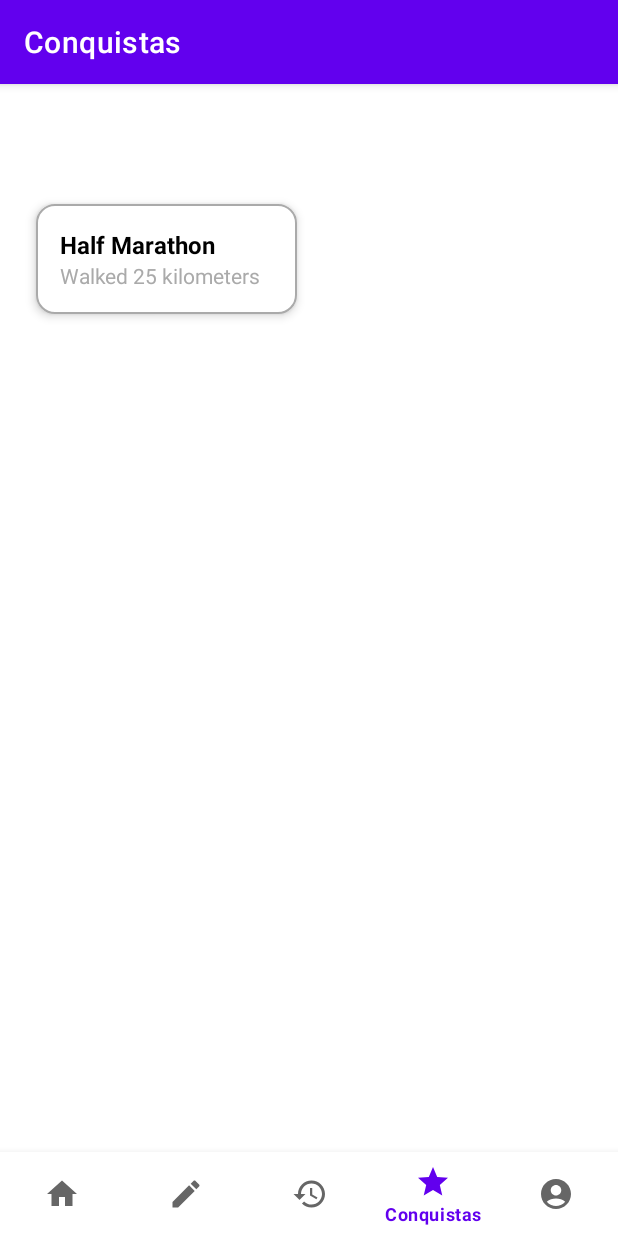
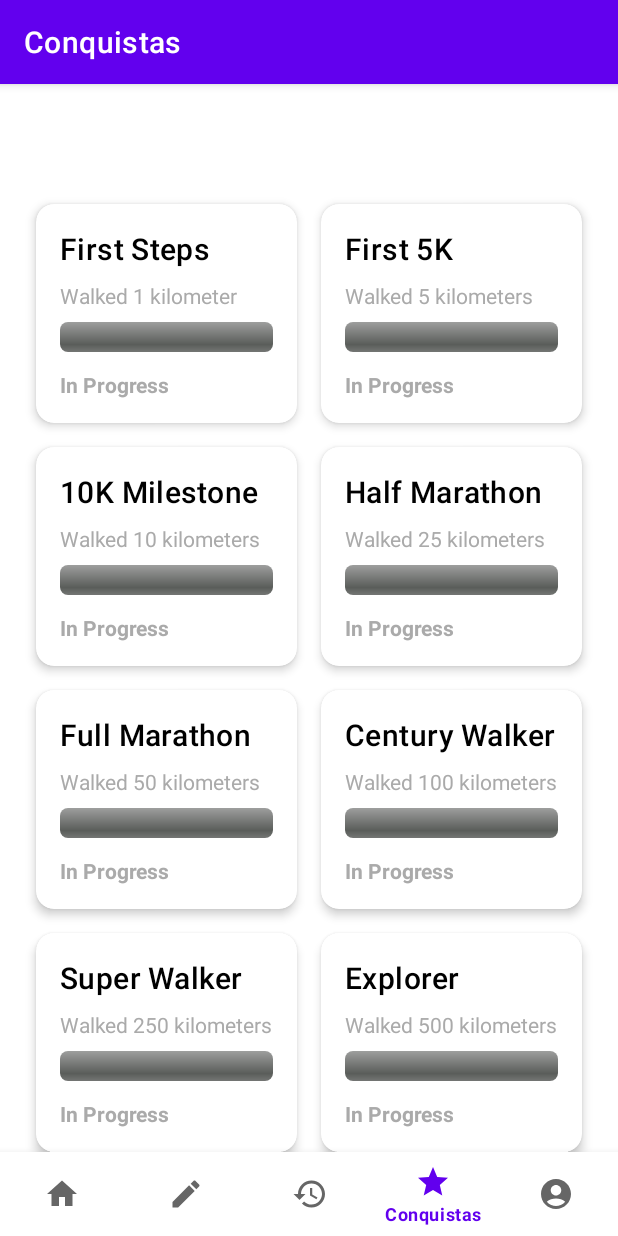
Before and after one commit to zDragonPaulo/TrailSnapV2, an Android app: the screen it shows after launch (MainActivity), item 4 of the bottom bar chosen, on a phone screen of 412 x 824 dp. Run offline under Robolectric (Android 15) with nearby library versions, the phone set to English and light mode, and no system bars; our stand-ins replace Room's generated code, navigation-ui.

Commit message:
Achievements are now better implemented...i hope :(

```diff
--- a/app/src/main/java/com/example/trailsnapv2/dao/SingularAchievementDao.kt
+++ b/app/src/main/java/com/example/trailsnapv2/dao/SingularAchievementDao.kt
@@ -1,54 +1,28 @@
 package com.example.trailsnapv2.dao
 
 import androidx.room.Dao
-import androidx.room.Delete
 import androidx.room.Insert
 import androidx.room.Query
 import com.example.trailsnapv2.entities.SingularAchievement
 
-/**
- * Data Access Object (DAO) for the SingularAchievement entity.
- * This interface provides methods to interact with the "singular_achievements" table in the database,
- * allowing for operations such as retrieving, inserting, and deleting singular achievement records.
- * It defines the necessary queries to manage singular achievement-related data within the application.
- */
 @Dao
 interface SingularAchievementDao {
 
-    /**
-     * Retrieves all singular achievements from the "singular_achievements" table.
-     *
-     * @return A list of all singular achievements in the database.
-     */
+    @Insert
+    suspend fun insert(achievement: SingularAchievement)
+
+    @Insert
+    suspend fun insertAll(achievements: List<SingularAchievement>)
+
     @Query("SELECT * FROM singular_achievements")
-    fun getAll(): List<SingularAchievement>
+    suspend fun getAll(): List<SingularAchievement>
 
-    /**
-     * Inserts a new singular achievement into the "singular_achievements" table.
-     *
-     * @param achievement The SingularAchievement object to be inserted.
-     * @return The row ID of the newly inserted achievement.
-     */
-    @Insert
-    fun insert(achievement: SingularAchievement): Long
+    @Query("SELECT * FROM singular_achievements WHERE id_achievement = :achievementId")
+    suspend fun getById(achievementId: Long): SingularAchievement?
 
-    /**
-     * Deletes the specified singular achievement from the "singular_achievements" table.
-     *
-     * @param achievement The SingularAchievement object to be deleted.
-     * @return The number of rows affected (1 if successful, 0 if the achievement doesn't exist).
-     */
-    @Delete
-    fun delete(achievement: SingularAchievement): Int
+    @Query("DELETE FROM singular_achievements WHERE id_achievement = :achievementId")
+    suspend fun deleteById(achievementId: Long)
 
-    /**
-     * Deletes all singular achievements from the "singular_achievements" table.
-     *
-     * This method removes all records from the `singular_achievements` table. This operation is irreversible,
-     * so use it with caution. It doesn't take any parameters and clears the entire table of singular achievements.
-     *
-     * @return The number of rows affected (which will be the number of rows deleted from the table).
-     */
     @Query("DELETE FROM singular_achievements")
-    fun clearAll()
+    suspend fun clearAll()
 }
--- a/app/src/main/java/com/example/trailsnapv2/dao/UserAchievementDao.kt
+++ b/app/src/main/java/com/example/trailsnapv2/dao/UserAchievementDao.kt
@@ -1,61 +1,32 @@
 package com.example.trailsnapv2.dao
 
 import androidx.room.Dao
-import androidx.room.Delete
 import androidx.room.Insert
 import androidx.room.Query
+import androidx.room.Update
 import com.example.trailsnapv2.entities.UserAchievement
 
-/**
- * Data Access Object (DAO) for the UserAchievement entity.
- * This interface provides methods to interact with the "user_achievements" table in the database,
- * allowing for operations such as retrieving, inserting, and deleting singular achievement records.
- * It defines the necessary queries to manage user achievement-related data within the application.
- */
 @Dao
 interface UserAchievementDao {
 
-    /**
-     * Retrieves all user achievements from the `user_achievements` table.
-     *
-     * @return A list of all `UserAchievement` objects in the table.
-     */
-    @Query("SELECT * FROM user_achievements")
-    fun getAll(): List<UserAchievement>
+    @Insert
+    suspend fun insert(userAchievement: UserAchievement)
 
-    /**
-     * Retrieves all achievements associated with a specific user ID.
-     *
-     * @param userId The ID of the user whose achievements are to be retrieved.
-     * @return A list of `UserAchievement` objects for the specified user.
-     */
+    @Insert
+    suspend fun insertAll(userAchievements: List<UserAchievement>)
+
+    @Update
+    suspend fun update(userAchievement: UserAchievement)
+
     @Query("SELECT * FROM user_achievements WHERE user_id = :userId")
-    fun getByUserId(userId: Long): List<UserAchievement>
+    suspend fun getUserAchievements(userId: Long): List<UserAchievement>
 
-    /**
-     * Inserts a single user achievement into the `user_achievements` table.
-     *
-     * @param userAchievement The `UserAchievement` object to be inserted.
-     * @return The ID of the newly inserted achievement.
-     */
-    @Insert
-    fun insert(userAchievement: UserAchievement): Long
+    @Query("UPDATE user_achievements SET progress = :progress, unlocked = :unlocked WHERE id_user_achievement = :id")
+    suspend fun updateProgress(id: Long, progress: Double, unlocked: Boolean)
 
-    /**
-     * Deletes a specific user achievement from the `user_achievements` table.
-     *
-     * @param userAchievement The `UserAchievement` object to be deleted.
-     * @return The number of rows affected by the delete operation.
-     */
-    @Delete
-    fun delete(userAchievement: UserAchievement): Int
+    @Query("DELETE FROM user_achievements WHERE id_user_achievement = :id")
+    suspend fun deleteById(id: Long)
 
-    /**
-     * Inserts multiple user achievements into the `user_achievements` table.
-     *
-     * @param userAchievements Vararg of `UserAchievement` objects to be inserted.
-     * @return A list of IDs of the newly inserted achievements.
-     */
-    @Insert
-    fun insertAll(vararg userAchievements: UserAchievement): List<Long>
+    @Query("DELETE FROM user_achievements WHERE user_id = :userId")
+    suspend fun deleteByUserId(userId: Long)
 }
--- a/app/src/main/java/com/example/trailsnapv2/ui/achievements/AchievementsAdapter.kt
+++ b/app/src/main/java/com/example/trailsnapv2/ui/achievements/AchievementsAdapter.kt
@@ -1,44 +1,43 @@
-package com.example.trailsnapv2.ui.achievements
-
 import android.view.LayoutInflater
-import android.view.View
 import android.view.ViewGroup
-import android.widget.TextView
-import androidx.recyclerview.widget.DiffUtil
-import androidx.recyclerview.widget.ListAdapter
 import androidx.recyclerview.widget.RecyclerView
-import com.example.trailsnapv2.R
+import com.example.trailsnapv2.databinding.ItemAchievementBinding
+import com.example.trailsnapv2.entities.UserAchievement
 import com.example.trailsnapv2.entities.SingularAchievement
 
-class AchievementsAdapter : ListAdapter<SingularAchievement, AchievementsAdapter.AchievementViewHolder>(AchievementDiffCallback()) {
+class AchievementsAdapter : RecyclerView.Adapter<AchievementsAdapter.AchievementViewHolder>() {
+
+    private var userAchievements: List<UserAchievement> = emptyList()
+    private var singularAchievements: List<SingularAchievement> = emptyList()
+
+    // This function is called to set the user achievements
+    fun setUserAchievements(newUserAchievements: List<UserAchievement>, newSingularAchievements: List<SingularAchievement>) {
+        userAchievements = newUserAchievements
+        singularAchievements = newSingularAchievements
+        notifyDataSetChanged()  // Refreshes the RecyclerView with the new data
+    }
 
     override fun onCreateViewHolder(parent: ViewGroup, viewType: Int): AchievementViewHolder {
-        val view = LayoutInflater.from(parent.context).inflate(R.layout.item_achievement, parent, false)
-        return AchievementViewHolder(view)
+        val binding = ItemAchievementBinding.inflate(LayoutInflater.from(parent.context), parent, false)
+        return AchievementViewHolder(binding)
     }
 
     override fun onBindViewHolder(holder: AchievementViewHolder, position: Int) {
-        val achievement = getItem(position)
-        holder.bind(achievement)
+        val userAchievement = userAchievements[position]
+        val singularAchievement = singularAchievements.find { it.id_achievement == userAchievement.achievement_id }
+        holder.bind(userAchievement, singularAchievement)
     }
 
-    class AchievementViewHolder(itemView: View) : RecyclerView.ViewHolder(itemView) {
-        private val achievementName: TextView = itemView.findViewById(R.id.achievement_name)
-        private val achievementDescription: TextView = itemView.findViewById(R.id.achievement_description)
+    override fun getItemCount(): Int = userAchievements.size
 
-        fun bind(achievement: SingularAchievement) {
-            achievementName.text = achievement.name_achievement
-            achievementDescription.text = achievement.description_achievement
-        }
-    }
-
-    class AchievementDiffCallback : DiffUtil.ItemCallback<SingularAchievement>() {
-        override fun areItemsTheSame(oldItem: SingularAchievement, newItem: SingularAchievement): Boolean {
-            return oldItem.id_achievement == newItem.id_achievement
-        }
-
-        override fun areContentsTheSame(oldItem: SingularAchievement, newItem: SingularAchievement): Boolean {
-            return oldItem == newItem
+    inner class AchievementViewHolder(private val binding: ItemAchievementBinding) : RecyclerView.ViewHolder(binding.root) {
+        fun bind(userAchievement: UserAchievement, singularAchievement: SingularAchievement?) {
+            singularAchievement?.let {
+                binding.textAchievementName.text = it.name_achievement
+                binding.textAchievementDescription.text = it.description_achievement
+            }
+            binding.progressBarAchievement.progress = userAchievement.progress.toInt()
+            binding.textAchievementStatus.text = if (userAchievement.unlocked) "Unlocked" else "In Progress"
         }
     }
 }
--- a/app/src/main/java/com/example/trailsnapv2/ui/achievements/AchievementsFragment.kt
+++ b/app/src/main/java/com/example/trailsnapv2/ui/achievements/AchievementsFragment.kt
@@ -1,5 +1,6 @@
 package com.example.trailsnapv2.ui.achievements
 
+import AchievementsAdapter
 import android.os.Bundle
 import android.view.LayoutInflater
 import android.view.View
@@ -9,7 +10,6 @@ import androidx.fragment.app.viewModels
 import androidx.recyclerview.widget.GridLayoutManager
 import com.example.trailsnapv2.MyApp
 import com.example.trailsnapv2.databinding.FragmentAchievementsBinding
-import com.example.trailsnapv2.entities.SingularAchievement
 
 class AchievementsFragment : Fragment() {
 
@@ -17,7 +17,10 @@ class AchievementsFragment : Fragment() {
     private lateinit var adapter: AchievementsAdapter
 
     private val viewModel: AchievementsViewModel by viewModels {
-        AchievementsViewModelFactory((requireActivity().application as MyApp).database.singularAchievementDao())
+        AchievementsViewModelFactory(
+            (requireActivity().application as MyApp).database.singularAchievementDao(),
+            (requireActivity().application as MyApp).database.userAchievementDao()
+        )
     }
 
     override fun onCreateView(
@@ -25,53 +28,28 @@ class AchievementsFragment : Fragment() {
         savedInstanceState: Bundle?
     ): View {
         binding = FragmentAchievementsBinding.inflate(inflater, container, false)
-
-        // Insert dummy data only if needed
-        insertDummyAchievementsIfNeeded()
-
         return binding.root
     }
 
     override fun onViewCreated(view: View, savedInstanceState: Bundle?) {
         super.onViewCreated(view, savedInstanceState)
 
-        // Set up RecyclerView with GridLayoutManager
+        // Initialize RecyclerView and Adapter
         adapter = AchievementsAdapter()
-        binding.recyclerViewAchievements.layoutManager = GridLayoutManager(requireContext(), 2) // 2 columns
+        binding.recyclerViewAchievements.layoutManager = GridLayoutManager(requireContext(), 2)
         binding.recyclerViewAchievements.adapter = adapter
 
-        // Load achievements from the ViewModel
-        loadAchievements()
-    }
+        // Insert default achievements if needed
+        viewModel.insertDefaultAchievementsIfNeeded()
 
-    private fun loadAchievements() {
-        val achievements = viewModel.getAllAchievements()
-        adapter.submitList(achievements)
-    }
+        // Initialize user achievements (this is done once to prevent duplicate entries)
+        viewModel.initializeUserAchievements(userId = 1L)  // Replace with actual user ID
 
-    private fun insertDummyAchievementsIfNeeded() {
-        if (viewModel.getAllAchievements().isEmpty()) {
-            val dummyAchievements = listOf(
-                SingularAchievement(0, "First Steps", "Walked 1 kilometer"),
-                SingularAchievement(0, "First 5K", "Walked 5 kilometers"),
-                SingularAchievement(0, "10K Milestone", "Walked 10 kilometers"),
-                SingularAchievement(0, "Half Marathon", "Walked 25 kilometers"),
-                SingularAchievement(0, "Full Marathon", "Walked 50 kilometers"),
-                SingularAchievement(0, "Century Walker", "Walked 100 kilometers"),
-                SingularAchievement(0, "Super Walker", "Walked 250 kilometers"),
-                SingularAchievement(0, "Explorer", "Walked 500 kilometers"),
-                SingularAchievement(0, "Walking Pro", "Walked 1000 kilometers"),
-                SingularAchievement(0, "First Walk", "Completed your first walk"),
-                SingularAchievement(0, "First 5W", "Completed 5 walks"),
-                SingularAchievement(0, "10W Milestone", "Completed 10 walks"),
-                SingularAchievement(0, "25 Walks Challenge", "Completed 25 walks"),
-                SingularAchievement(0, "Walking Enthusiast", "Completed 50 walks"),
-                SingularAchievement(0, "Walking Fanatic", "Completed 100 walks"),
-                SingularAchievement(0, "Walking Maniac", "Completed 250 walks"),
-                SingularAchievement(0, "Walking Machine", "Completed 500 walks"),
-                SingularAchievement(0, "Walking Legend", "Completed 1000 walks"),
-            )
-            dummyAchievements.forEach { viewModel.insertAchievement(it) }
+        // Observe and display user achievements
+        viewModel.getUserAchievements(userId = 1L).observe(viewLifecycleOwner) { userAchievements ->
+            viewModel.getAllSingularAchievements().observe(viewLifecycleOwner) { singularAchievements ->
+                adapter.setUserAchievements(userAchievements, singularAchievements)
+            }
         }
     }
 }
--- a/app/src/main/java/com/example/trailsnapv2/ui/achievements/AchievementsViewModel.kt
+++ b/app/src/main/java/com/example/trailsnapv2/ui/achievements/AchievementsViewModel.kt
@@ -1,29 +1,79 @@
 package com.example.trailsnapv2.ui.achievements
 
+import androidx.lifecycle.LiveData
 import androidx.lifecycle.ViewModel
+import androidx.lifecycle.liveData
 import androidx.lifecycle.viewModelScope
 import com.example.trailsnapv2.dao.SingularAchievementDao
+import com.example.trailsnapv2.dao.UserAchievementDao
 import com.example.trailsnapv2.entities.SingularAchievement
-import kotlinx.coroutines.Dispatchers
+import com.example.trailsnapv2.entities.UserAchievement
 import kotlinx.coroutines.launch
 
-class AchievementsViewModel(private val singularAchievementDao: SingularAchievementDao) : ViewModel() {
+class AchievementsViewModel(
+    private val singularAchievementDao: SingularAchievementDao,
+    private val userAchievementDao: UserAchievementDao
+) : ViewModel() {
 
-    // Insere uma nova conquista na tabela SingularAchievement
-    fun insertAchievement(achievement: SingularAchievement) {
-        viewModelScope.launch(Dispatchers.IO) {
-            singularAchievementDao.insert(achievement)
+    fun insertDefaultAchievementsIfNeeded() {
+        viewModelScope.launch {
+            // Check if achievements are already initialized
+            if (singularAchievementDao.getAll().isEmpty()) {
+                val defaultAchievements = createDefaultAchievements()
+                singularAchievementDao.insertAll(defaultAchievements)
+            }
         }
     }
 
-    // Obtém todas as conquistas
-    fun getAllAchievements(): List<SingularAchievement> {
-        return singularAchievementDao.getAll()
+    // Returns a list of default achievements
+    private fun createDefaultAchievements(): List<SingularAchievement> {
+        return listOf(
+            SingularAchievement(0, "First Steps", "Walked 1 kilometer"),
+            SingularAchievement(0, "First 5K", "Walked 5 kilometers"),
+            SingularAchievement(0, "10K Milestone", "Walked 10 kilometers"),
+            SingularAchievement(0, "Half Marathon", "Walked 25 kilometers"),
+            SingularAchievement(0, "Full Marathon", "Walked 50 kilometers"),
+            SingularAchievement(0, "Century Walker", "Walked 100 kilometers"),
+            SingularAchievement(0, "Super Walker", "Walked 250 kilometers"),
+            SingularAchievement(0, "Explorer", "Walked 500 kilometers"),
+            SingularAchievement(0, "Walking Pro", "Walked 1000 kilometers"),
+            SingularAchievement(0, "First Walk", "Completed your first walk"),
+            SingularAchievement(0, "First 5W", "Completed 5 walks"),
+            SingularAchievement(0, "10W Milestone", "Completed 10 walks"),
+            SingularAchievement(0, "25 Walks Challenge", "Completed 25 walks"),
+            SingularAchievement(0, "Walking Enthusiast", "Completed 50 walks"),
+            SingularAchievement(0, "Walking Fanatic", "Completed 100 walks"),
+            SingularAchievement(0, "Walking Maniac", "Completed 250 walks"),
+            SingularAchievement(0, "Walking Machine", "Completed 500 walks"),
+            SingularAchievement(0, "Walking Legend", "Completed 1000 walks")
+        )
     }
 
-    fun clearAllAchievements() {
-        viewModelScope.launch(Dispatchers.IO) {
-            singularAchievementDao.clearAll()
+    // Function to get all SingularAchievements
+    fun getAllSingularAchievements(): LiveData<List<SingularAchievement>> {
+        return liveData {
+            emit(singularAchievementDao.getAll())
+        }
+    }
+
+    // Function to get UserAchievements
+    fun getUserAchievements(userId: Long): LiveData<List<UserAchievement>> {
+        return liveData {
+            emit(userAchievementDao.getUserAchievements(userId))
+        }
+    }
+
+    // Function to initialize user achievements
+    fun initializeUserAchievements(userId: Long) {
+        viewModelScope.launch {
+            // Check if user achievements are initialized for this user
+            if (userAchievementDao.getUserAchievements(userId).isEmpty()) {
+                val achievements = singularAchievementDao.getAll()
+                val userAchievements = achievements.map { achievement ->
+                    UserAchievement(0, userId, achievement.id_achievement, 0.0, false)
+                }
+                userAchievementDao.insertAll(userAchievements)
+            }
         }
     }
 }
--- a/app/src/main/java/com/example/trailsnapv2/ui/achievements/AchievementsViewModelFactory.kt
+++ b/app/src/main/java/com/example/trailsnapv2/ui/achievements/AchievementsViewModelFactory.kt
@@ -3,11 +3,15 @@ package com.example.trailsnapv2.ui.achievements
 import androidx.lifecycle.ViewModel
 import androidx.lifecycle.ViewModelProvider
 import com.example.trailsnapv2.dao.SingularAchievementDao
+import com.example.trailsnapv2.dao.UserAchievementDao
 
-class AchievementsViewModelFactory(private val dao: SingularAchievementDao) : ViewModelProvider.Factory {
+class AchievementsViewModelFactory(
+    private val singularAchievementDao: SingularAchievementDao,
+    private val userAchievementDao: UserAchievementDao
+) : ViewModelProvider.Factory {
     override fun <T : ViewModel> create(modelClass: Class<T>): T {
         if (modelClass.isAssignableFrom(AchievementsViewModel::class.java)) {
-            return AchievementsViewModel(dao) as T
+            return AchievementsViewModel(singularAchievementDao, userAchievementDao) as T
         }
         throw IllegalArgumentException("Unknown ViewModel class")
     }
--- a/app/src/main/res/layout/item_achievement.xml
+++ b/app/src/main/res/layout/item_achievement.xml
@@ -1,34 +1,57 @@
 <?xml version="1.0" encoding="utf-8"?>
-<androidx.constraintlayout.widget.ConstraintLayout xmlns:android="http://schemas.android.com/apk/res/android"
+<androidx.cardview.widget.CardView
+    xmlns:android="http://schemas.android.com/apk/res/android"
     xmlns:app="http://schemas.android.com/apk/res-auto"
     android:layout_width="match_parent"
     android:layout_height="wrap_content"
     android:layout_margin="8dp"
-    android:background="@drawable/item_background"
-    android:padding="16dp"
-    android:elevation="4dp">
+    app:cardCornerRadius="12dp"
+    app:cardElevation="4dp"
+    app:cardBackgroundColor="@android:color/white"> <!-- Ensuring background is white -->
 
-    <TextView
-        android:id="@+id/achievement_name"
-        android:layout_width="0dp"
+    <LinearLayout
+        android:layout_width="match_parent"
         android:layout_height="wrap_content"
-        android:text="Achievement Name"
-        android:textSize="16sp"
-        android:textStyle="bold"
-        android:textColor="@android:color/black"
-        app:layout_constraintEnd_toEndOf="parent"
-        app:layout_constraintStart_toStartOf="parent"
-        app:layout_constraintTop_toTopOf="parent" />
+        android:orientation="vertical"
+        android:padding="16dp">
 
-    <TextView
-        android:id="@+id/achievement_description"
-        android:layout_width="0dp"
-        android:layout_height="wrap_content"
-        android:text="Achievement Description"
-        android:textSize="14sp"
-        android:textColor="@android:color/darker_gray"
-        app:layout_constraintEnd_toEndOf="parent"
-        app:layout_constraintStart_toStartOf="parent"
-        app:layout_constraintTop_toBottomOf="@id/achievement_name" />
+        <!-- Achievement Name TextView -->
+        <TextView
+            android:id="@+id/textAchievementName"
+            android:layout_width="wrap_content"
+            android:layout_height="wrap_content"
+            android:text="Achievement Name"
+            android:textAppearance="?attr/textAppearanceHeadline6"
+            android:textColor="@android:color/black"
+            android:layout_marginBottom="8dp"/>
 
-</androidx.constraintlayout.widget.ConstraintLayout>
+        <!-- Achievement Description TextView -->
+        <TextView
+            android:id="@+id/textAchievementDescription"
+            android:layout_width="wrap_content"
+            android:layout_height="wrap_content"
+            android:text="Description of the achievement"
+            android:textColor="@android:color/darker_gray"
+            android:layout_marginBottom="8dp"/>
+
+        <!-- Progress Bar -->
+        <ProgressBar
+            android:id="@+id/progressBarAchievement"
+            style="@android:style/Widget.ProgressBar.Horizontal"
+            android:layout_width="match_parent"
+            android:layout_height="wrap_content"
+            android:progress="0"
+            android:max="100"
+            android:layout_marginBottom="8dp"/>
+
+        <!-- Achievement Status TextView -->
+        <TextView
+            android:id="@+id/textAchievementStatus"
+            android:layout_width="wrap_content"
+            android:layout_height="wrap_content"
+            android:text="Status (Unlocked/In Progress)"
+            android:textColor="@android:color/darker_gray"
+            android:textStyle="bold"
+            android:layout_marginTop="4dp"/>
+    </LinearLayout>
+</androidx.cardview.widget.CardView>
--- a/app/src/main/res/values/colors.xml
+++ b/app/src/main/res/values/colors.xml
@@ -7,4 +7,7 @@
     <color name="teal_700">#FF018786</color>
     <color name="black">#FF000000</color>
     <color name="white">#FFFFFFFF</color>
+    <color name="green">#4CAF50</color>
+    <color name="gray">#BDBDBD</color>
+    <color name="red">#F44336</color>
 </resources>
```
